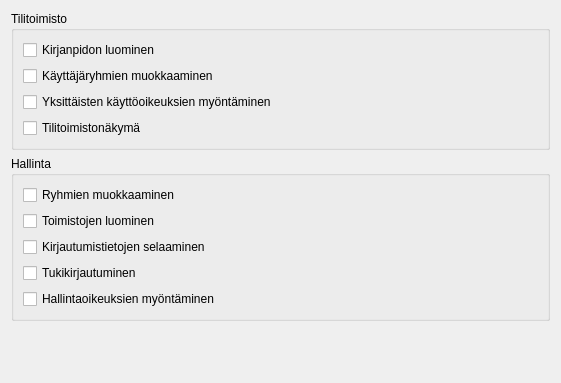
Before: the Qt Designer form kitsas/toimisto/toimistooikeudet.ui in artoh/kitupiikki, drawn with Qt 5.
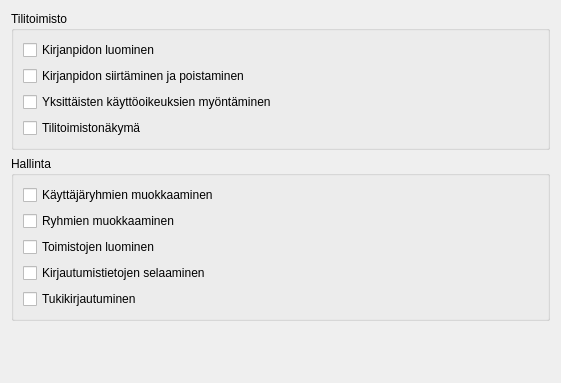
After: the same form once the commit is applied.

What changed in the file:
```diff
--- a/kitsas/toimisto/toimistooikeudet.ui
+++ b/kitsas/toimisto/toimistooikeudet.ui
@@ -31,9 +31,9 @@
        </widget>
       </item>
       <item>
-       <widget class="QCheckBox" name="checkBox_2">
+       <widget class="QCheckBox" name="checkBox_10">
         <property name="text">
-         <string>Käyttäjäryhmien muokkaaminen</string>
+         <string>Kirjanpidon siirtäminen ja poistaminen</string>
         </property>
         <property name="Oikeus" stdset="0">
          <string notr="true">OM</string>
@@ -69,6 +69,16 @@
       <string>Hallinta</string>
      </property>
      <layout class="QVBoxLayout" name="verticalLayout_2">
+      <item>
+       <widget class="QCheckBox" name="checkBox_2">
+        <property name="text">
+         <string>Käyttäjäryhmien muokkaaminen</string>
+        </property>
+        <property name="Oikeus" stdset="0">
+         <string notr="true">OM</string>
+        </property>
+       </widget>
+      </item>
       <item>
        <widget class="QCheckBox" name="checkBox_5">
         <property name="text">
@@ -109,16 +119,6 @@
         </property>
        </widget>
       </item>
-      <item>
-       <widget class="QCheckBox" name="checkBox_8">
-        <property name="text">
-         <string>Hallintaoikeuksien myöntäminen</string>
-        </property>
-        <property name="Oikeus" stdset="0">
-         <string notr="true">OA</string>
-        </property>
-       </widget>
-      </item>
      </layout>
     </widget>
    </item>
```
Left out of the diff: 13 changed lines with no effect on the pictures.
